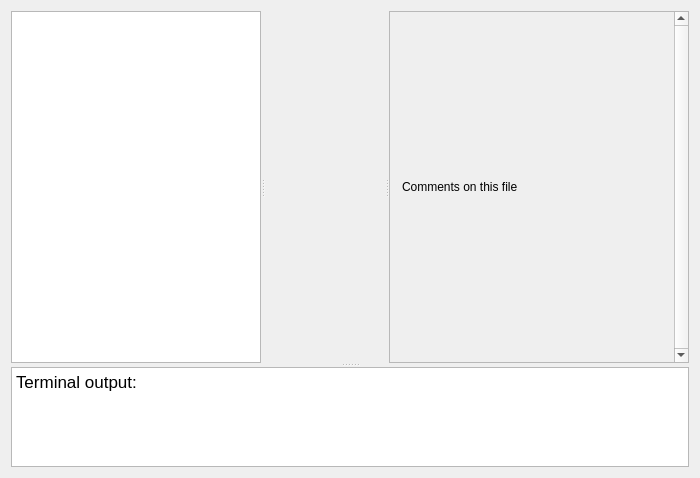
Before: the Qt Designer form TurboGrade/ui/codeview.ui in wassgha/TurboGrade, drawn with Qt 5.
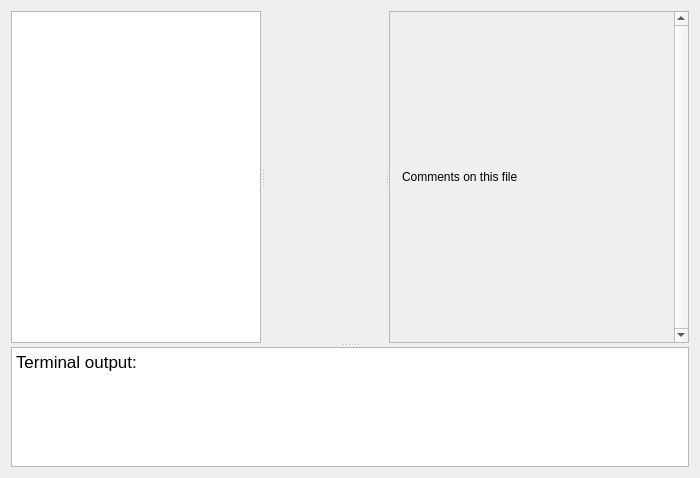
After: the same form once the commit is applied. Icons and pictures are not drawn. Custom widgets are drawn as their Qt base class.

```diff
--- a/TurboGrade/ui/codeview.ui
+++ b/TurboGrade/ui/codeview.ui
@@ -82,6 +82,12 @@
       <enum>Qt::Vertical</enum>
      </property>
      <widget class="QSplitter" name="splitter">
+      <property name="sizePolicy">
+       <sizepolicy hsizetype="Expanding" vsizetype="Expanding">
+        <horstretch>0</horstretch>
+        <verstretch>0</verstretch>
+       </sizepolicy>
+      </property>
       <property name="orientation">
        <enum>Qt::Horizontal</enum>
       </property>
@@ -159,7 +165,7 @@
           <x>8</x>
           <y>0</y>
           <width>284</width>
-          <height>346</height>
+          <height>326</height>
          </rect>
         </property>
         <property name="minimumSize">
@@ -190,12 +196,33 @@
       </widget>
      </widget>
      <widget class="QTextEdit" name="terminal">
+      <property name="sizePolicy">
+       <sizepolicy hsizetype="Expanding" vsizetype="Expanding">
+        <horstretch>0</horstretch>
+        <verstretch>0</verstretch>
+       </sizepolicy>
+      </property>
+      <property name="minimumSize">
+       <size>
+        <width>0</width>
+        <height>100</height>
+       </size>
+      </property>
       <property name="maximumSize">
        <size>
         <width>16777215</width>
+        <height>120</height>
+       </size>
+      </property>
+      <property name="baseSize">
+       <size>
+        <width>0</width>
         <height>100</height>
        </size>
       </property>
+      <property name="sizeAdjustPolicy">
+       <enum>QAbstractScrollArea::AdjustToContents</enum>
+      </property>
       <property name="readOnly">
        <bool>true</bool>
       </property>
```
Left out of the diff: 3 changed lines with no effect on the pictures.
